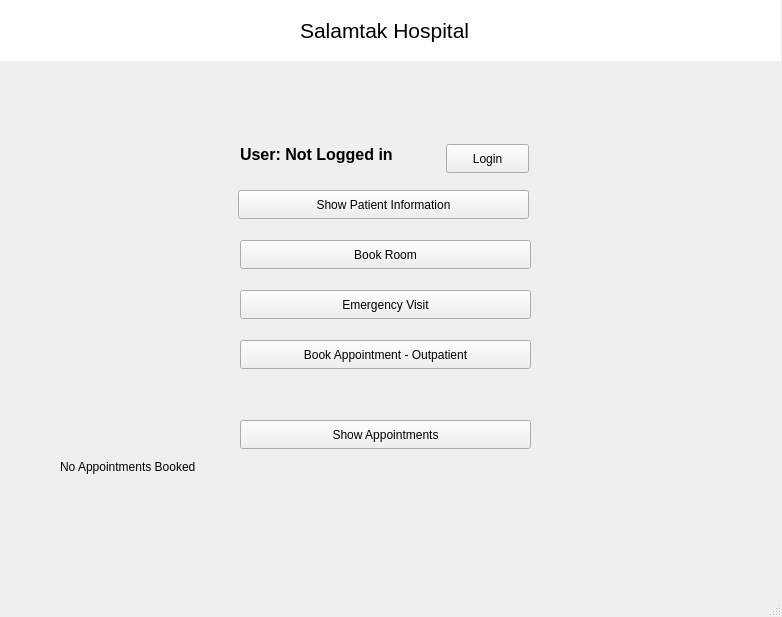
This is mainwindow.ui in KirolousFouty/Hospital_Project as Qt 5 draws it before an edit. The edited form follows.
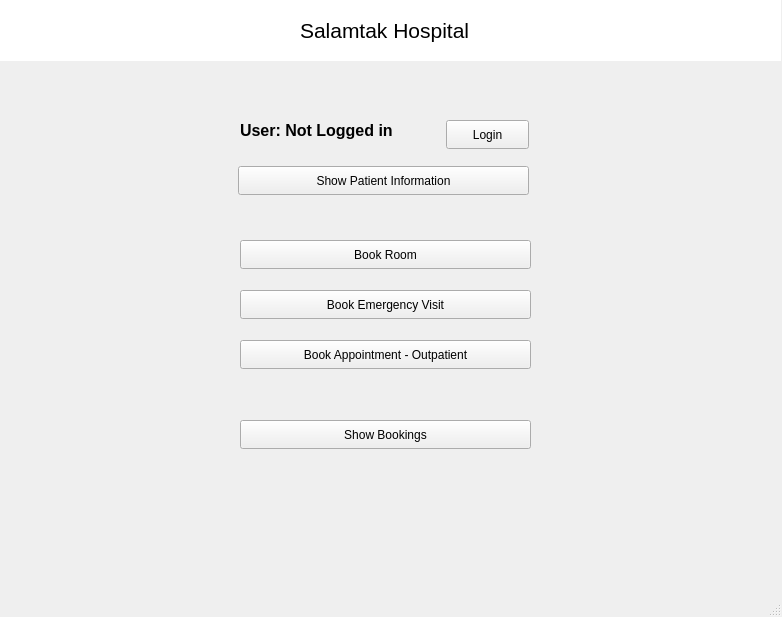
This is the edited form.

Diff of the .ui file:
```diff
--- a/mainwindow.ui
+++ b/mainwindow.ui
@@ -18,7 +18,7 @@
     <property name="geometry">
      <rect>
       <x>446</x>
-      <y>144</y>
+      <y>120</y>
       <width>83</width>
       <height>29</height>
      </rect>
@@ -31,7 +31,7 @@
     <property name="geometry">
      <rect>
       <x>238</x>
-      <y>190</y>
+      <y>166</y>
       <width>291</width>
       <height>29</height>
      </rect>
@@ -91,7 +91,7 @@
      </rect>
     </property>
     <property name="text">
-     <string>Show Appointments</string>
+     <string>Show Bookings</string>
     </property>
    </widget>
    <widget class="QLabel" name="appointmentsTitle">
@@ -107,7 +107,7 @@
      <enum>QFrame::NoFrame</enum>
     </property>
     <property name="text">
-     <string>No Appointments Booked</string>
+     <string/>
     </property>
     <property name="alignment">
      <set>Qt::AlignLeading|Qt::AlignLeft|Qt::AlignTop</set>
@@ -123,7 +123,7 @@
      </rect>
     </property>
     <property name="text">
-     <string>Emergency Visit</string>
+     <string>Book Emergency Visit</string>
     </property>
    </widget>
    <widget class="QPushButton" name="bookRoomButton">
@@ -143,7 +143,7 @@
     <property name="geometry">
      <rect>
       <x>240</x>
-      <y>134</y>
+      <y>110</y>
       <width>191</width>
       <height>41</height>
      </rect>
```
